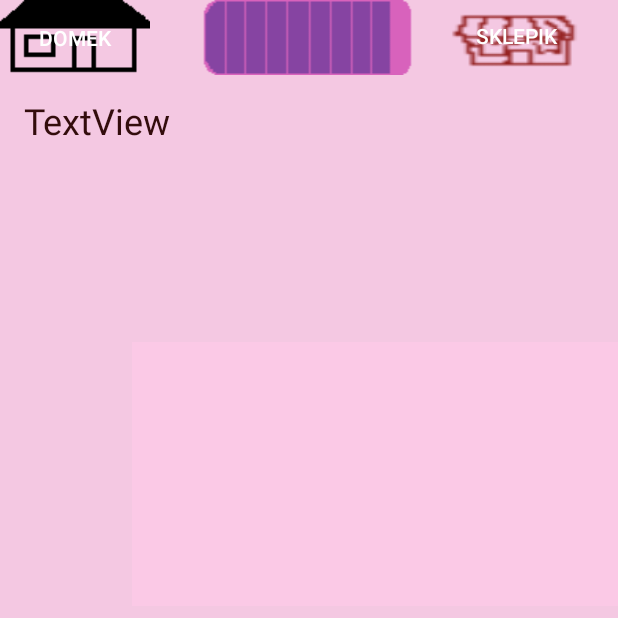
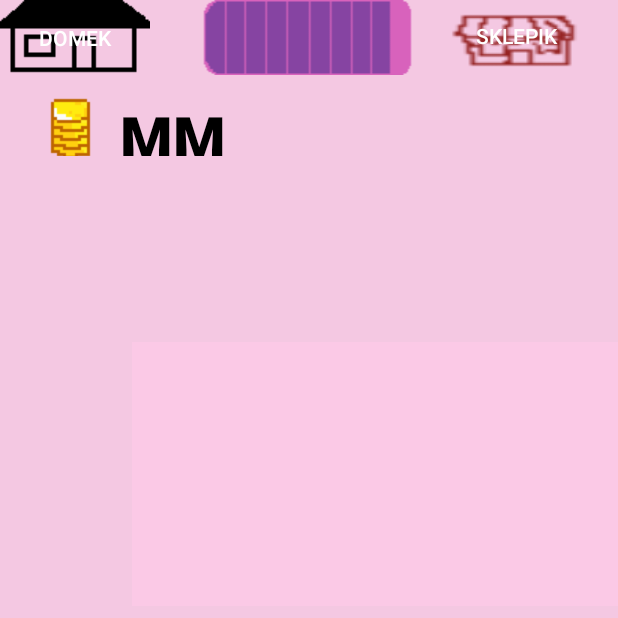
Before and after one commit to joszi173/inzynieria, an Android app built with Jetpack Compose: the screen it shows after launch (Gra), on a phone screen of 412 x 824 dp, the top half of it. Run offline under Robolectric (Android 15) with nearby library versions, the phone set to English and light mode, and no system bars; our stand-ins replace Room's generated code; 5 statements that could not run were skipped.

Commit message:
monetki wyświetlane better

```diff
--- a/app/src/main/java/com/example/tamagotchi/Gra.kt
+++ b/app/src/main/java/com/example/tamagotchi/Gra.kt
@@ -190,7 +190,7 @@ class Gra : AppCompatActivity(), Potrzeba.PasekPotrzebyListener
     }
 
     fun ZmienWyswietlaneMonety(monetki:Int){
-        findViewById<TextView>(R.id.iloscMonet).setText(monetki.toString())
+        findViewById<TextView>(R.id.iloscMonetD).setText(monetki.toString())
     }
 
     override fun onPasekPotrzebyChange(bitmapResource: Int) {
--- a/app/src/main/res/layout/activity_gra.xml
+++ b/app/src/main/res/layout/activity_gra.xml
@@ -50,6 +50,7 @@
             android:textColor="@color/dark_porpl"
             android:textSize="48sp" />
 
+
     </FrameLayout>
 
     <ImageView
@@ -66,11 +67,28 @@
         android:layout_height="40dp"
         android:layout_marginStart="16dp"
         android:layout_marginTop="64dp"
-        android:text="TextView"
         android:textColor="#330C0C"
         android:textSize="24sp"
         app:layout_constraintStart_toStartOf="parent"
         app:layout_constraintTop_toTopOf="parent" />
 
 
+    <TextView
+        android:id="@+id/iloscMonetD"
+        android:drawableLeft="@drawable/money"
+        android:layout_width="137dp"
+        android:layout_height="40dp"
+        android:layout_marginStart="16dp"
+        android:layout_marginTop="64dp"
+        android:fontFamily="sans-serif-medium"
+        android:text="MMM"
+        android:textAlignment="textStart"
+        android:gravity="center"
+        android:textColor="@android:color/black"
+        android:textStyle="bold"
+        app:layout_constraintStart_toStartOf="parent"
+        app:layout_constraintTop_toTopOf="parent"
+        android:textSize="40dp" />
+
+
 </androidx.constraintlayout.widget.ConstraintLayout>
```
Also changed, not shown: app/src/main/res/drawable/rounded_background.xml (added, +7 -0 lines), app/src/main/res/drawable/money.png (added).
